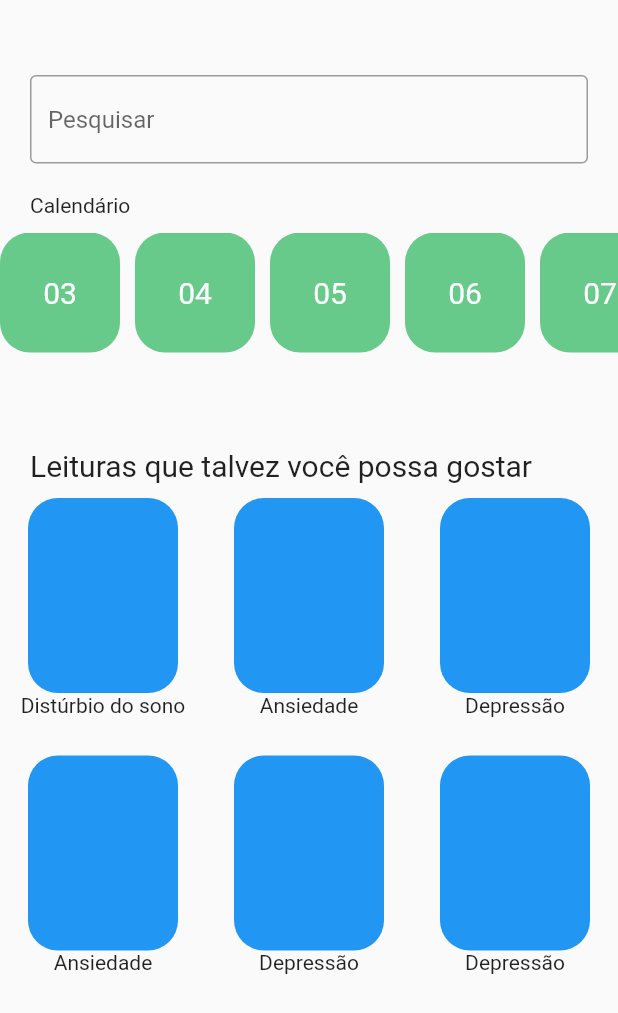
After one commit to juliaalmeida13/APP-MENTAL, a Flutter app: the MenuScreen screen opened directly, on a phone screen of 412 x 824 dp. The commit adds this screen. Shown: the top 1013 px of the screen. Run offline on Flutter 3.47's test engine with Material 2 defaults, Android fonts, the phone set to English and light mode, and no system bars; our stand-ins replace cloud_firestore, firebase_auth, firebase_core, shared_preferences, simple_animations; missing offline and left inert: flutter_phone_direct_caller; accounts and stored records are empty.

Commit message:
Adicionar a tela de menu também

```diff
--- a/app base/lib/views/home_page.dart
+++ b/app base/lib/views/home_page.dart
@@ -1,5 +1,6 @@
 import 'package:chat_app_tutorial/Perfil/perfil.dart';
 import 'package:chat_app_tutorial/views/chatRoomsScreen.dart';
+import 'package:chat_app_tutorial/views/menu_screen.dart';
 import 'package:chat_app_tutorial/views/reading_screen.dart';
 import 'package:chat_app_tutorial/views/sleep_diary.dart';
 import 'package:flutter/material.dart';
@@ -20,6 +21,7 @@ class _HomePageState extends State<HomePage> {
     ContactsScreen(),
     QuestsScreen(),
     ReadingScreen(),
+    MenuScreen()
   ];
 
   int _selectedIndex = 0;
@@ -52,7 +54,9 @@ class _HomePageState extends State<HomePage> {
           buildBottomNavigationBarItem(Icons.account_circle_rounded, 2),
           buildBottomNavigationBarItem(Icons.quick_contacts_mail_rounded, 3),
           buildBottomNavigationBarItem(Icons.dynamic_form_outlined, 4),
-          buildBottomNavigationBarItem(Icons.dynamic_form_outlined, 5)
+          buildBottomNavigationBarItem(Icons.article_outlined, 5),
+          buildBottomNavigationBarItem(Icons.apps, 6)
+
         ],
       ),
     );
--- /dev/null
+++ b/app base/lib/views/menu_screen.dart
@@ -0,0 +1,232 @@
+import 'package:chat_app_tutorial/helper/authenticate.dart';
+import 'package:chat_app_tutorial/helper/constants.dart';
+import 'package:chat_app_tutorial/helper/helperfuncions.dart';
+import 'package:chat_app_tutorial/services/auth.dart';
+import 'package:chat_app_tutorial/services/database.dart';
+import 'package:chat_app_tutorial/views/conversation_screen.dart';
+import 'package:chat_app_tutorial/views/search.dart';
+import 'package:flutter/cupertino.dart';
+import 'package:chat_app_tutorial/widgets/widget.dart';
+import 'package:cloud_firestore/cloud_firestore.dart';
+import 'package:flutter/material.dart';
+
+class MenuScreen extends StatefulWidget {
+  @override
+  _MenuScreen createState() => _MenuScreen();
+}
+
+class _MenuScreen extends State<MenuScreen> {
+  AuthMethods authMethods = new AuthMethods();
+  DatabaseMethods databaseMethods = new DatabaseMethods();
+
+  @override
+  void initState() {
+    super.initState();
+  }
+
+  @override
+  Widget build(BuildContext context) {
+    return Scaffold(
+        body: SingleChildScrollView(
+            child: Container(
+                child: Column(children: [
+          Container(
+            margin: EdgeInsets.only(top: 50, left: 20, right: 20, bottom: 20),
+            child: TextField(
+              decoration: InputDecoration(
+                  border: OutlineInputBorder(), hintText: 'Pesquisar'),
+            ),
+          ),
+          Container(
+              margin: EdgeInsets.only(left: 0, right: 0, bottom: 20),
+              height: 150.0,
+              child: Column(
+                  crossAxisAlignment: CrossAxisAlignment.start,
+                  children: [
+                    Container(
+                        margin:
+                            EdgeInsets.only(left: 20, right: 20, bottom: 10),
+                        child: Text(
+                          "Calendário",
+                          textAlign: TextAlign.left,
+                        )),
+                    Container(
+                        height: 80,
+                        child: ListView(
+                          scrollDirection: Axis.horizontal,
+                          children: <Widget>[
+                            Container(
+                              margin: EdgeInsets.only(right: 10),
+                              width: 80.0,
+                              decoration: BoxDecoration(
+                                color: Color.fromRGBO(104, 202, 138, 1),
+                                borderRadius:
+                                    BorderRadius.all(Radius.circular(20)),
+                              ),
+                              child: Center(
+                                child: Text(
+                                  "03",
+                                  style: TextStyle(
+                                      color: Colors.white, fontSize: 20),
+                                ),
+                              ),
+                            ),
+                            Container(
+                              margin: EdgeInsets.only(right: 10),
+                              width: 80.0,
+                              decoration: BoxDecoration(
+                                color: Color.fromRGBO(104, 202, 138, 1),
+                                borderRadius:
+                                    BorderRadius.all(Radius.circular(20)),
+                              ),
+                              child: Center(
+                                child: Text(
+                                  "04",
+                                  style: TextStyle(
+                                      color: Colors.white, fontSize: 20),
+                                ),
+                              ),
+                            ),
+                            Container(
+                              margin: EdgeInsets.only(right: 10),
+                              width: 80.0,
+                              decoration: BoxDecoration(
+                                color: Color.fromRGBO(104, 202, 138, 1),
+                                borderRadius:
+                                    BorderRadius.all(Radius.circular(20)),
+                              ),
+                              child: Center(
+                                child: Text(
+                                  "05",
+                                  style: TextStyle(
+                                      color: Colors.white, fontSize: 20),
+                                ),
+                              ),
+                            ),
+                            Container(
+                              margin: EdgeInsets.only(right: 10),
+                              width: 80.0,
+                              decoration: BoxDecoration(
+                                color: Color.fromRGBO(104, 202, 138, 1),
+                                borderRadius:
+                                    BorderRadius.all(Radius.circular(20)),
+                              ),
+                              child: Center(
+                                child: Text(
+                                  "06",
+                                  style: TextStyle(
+                                      color: Colors.white, fontSize: 20),
+                                ),
+                              ),
+                            ),
+                            Container(
+                              margin: EdgeInsets.only(right: 10),
+                              width: 80.0,
+                              decoration: BoxDecoration(
+                                color: Color.fromRGBO(104, 202, 138, 1),
+                                borderRadius:
+                                    BorderRadius.all(Radius.circular(20)),
+                              ),
+                              child: Center(
+                                child: Text(
+                                  "07",
+                                  style: TextStyle(
+                                      color: Colors.white, fontSize: 20),
+                                ),
+                              ),
+                            ),
+                          ],
+                        ))
+                  ])),
+          Column(
+              crossAxisAlignment: CrossAxisAlignment.start,
+
+              children: [
+                Container(
+                    margin:
+                    EdgeInsets.only(left: 20, right: 20, bottom: 10),
+                    child: Text(
+                      "Leituras que talvez você possa gostar",
+                      textAlign: TextAlign.left,
+                      style: TextStyle(fontSize: 20),
+                    )),
+            Container(
+                height: 400,
+                child: GridView.count(
+                    // Create a grid with 2 columns. If you change the scrollDirection to
+                    // horizontal, this produces 2 rows.
+                    crossAxisCount: 3,
+                    childAspectRatio: 0.8,
+                    // Generate 100 widgets that display their index in the List.
+                    children: [
+                      Column(children: <Widget>[
+                        Container(
+                          height: 130,
+                          width: 100,
+                          decoration: BoxDecoration(
+                            color: Colors.blue,
+                            borderRadius: BorderRadius.all(Radius.circular(20)),
+                          ),
+                        ),
+                        Text("Distúrbio do sono")
+                      ]),
+                      Column(children: <Widget>[
+                        Container(
+                          height: 130,
+                          width: 100,
+                          decoration: BoxDecoration(
+                            color: Colors.blue,
+                            borderRadius: BorderRadius.all(Radius.circular(20)),
+                          ),
+                        ),
+                        Text("Ansiedade")
+                      ]),
+                      Column(children: <Widget>[
+                        Container(
+                          height: 130,
+                          width: 100,
+                          decoration: BoxDecoration(
+                            color: Colors.blue,
+                            borderRadius: BorderRadius.all(Radius.circular(20)),
+                          ),
+                        ),
+                        Text("Depressão")
+                      ]),
+                      Column(children: <Widget>[
+                        Container(
+                          height: 130,
+                          width: 100,
+                          decoration: BoxDecoration(
+                            color: Colors.blue,
+                            borderRadius: BorderRadius.all(Radius.circular(20)),
+                          ),
+                        ),
+                        Text("Ansiedade")
+                      ]),
+                      Column(children: <Widget>[
+                        Container(
+                          height: 130,
+                          width: 100,
+                          decoration: BoxDecoration(
+                            color: Colors.blue,
+                            borderRadius: BorderRadius.all(Radius.circular(20)),
+                          ),
+                        ),
+                        Text("Depressão")
+                      ]),
+                      Column(children: <Widget>[
+                        Container(
+                          height: 130,
+                          width: 100,
+                          decoration: BoxDecoration(
+                            color: Colors.blue,
+                            borderRadius: BorderRadius.all(Radius.circular(20)),
+                          ),
+                        ),
+                        Text("Depressão")
+                      ])
+                    ]))
+          ])
+        ]))));
+  }
+}
--- a/app base/lib/views/reading_screen.dart
+++ b/app base/lib/views/reading_screen.dart
@@ -46,10 +46,10 @@ class _Reading extends State<ReadingScreen> {
             ),
             Expanded(
               child: Container(
-                padding: EdgeInsets.only(top:120, right: 30, bottom: 30, left:30),
+                padding: EdgeInsets.only(top:80, right: 30, bottom: 30, left:30),
                 decoration: BoxDecoration(
                     shape: BoxShape.rectangle,
-                    borderRadius: BorderRadius.circular(15),
+                    borderRadius: BorderRadius.only(topLeft: Radius.circular(15), topRight: Radius.circular(15)),
                     color: Color.fromRGBO(255,230,111,1)
                 ),
                   child: Text('Lorem ipsum dolor sit amet, consectetur adipiscing elit. Duis scelerisque eleifend quam. Suspendisse nisi risus, congue in '
@@ -68,8 +68,8 @@ class _Reading extends State<ReadingScreen> {
         Positioned(
           top: 90.0, // (background container size) - (circle height / 2)
           child: Container(
-            height: 300.0,
-            width: 300.0,
+            height: 250.0,
+            width: 250.0,
             decoration: BoxDecoration(
                 shape: BoxShape.rectangle,
                 borderRadius: BorderRadius.circular(15),
```
